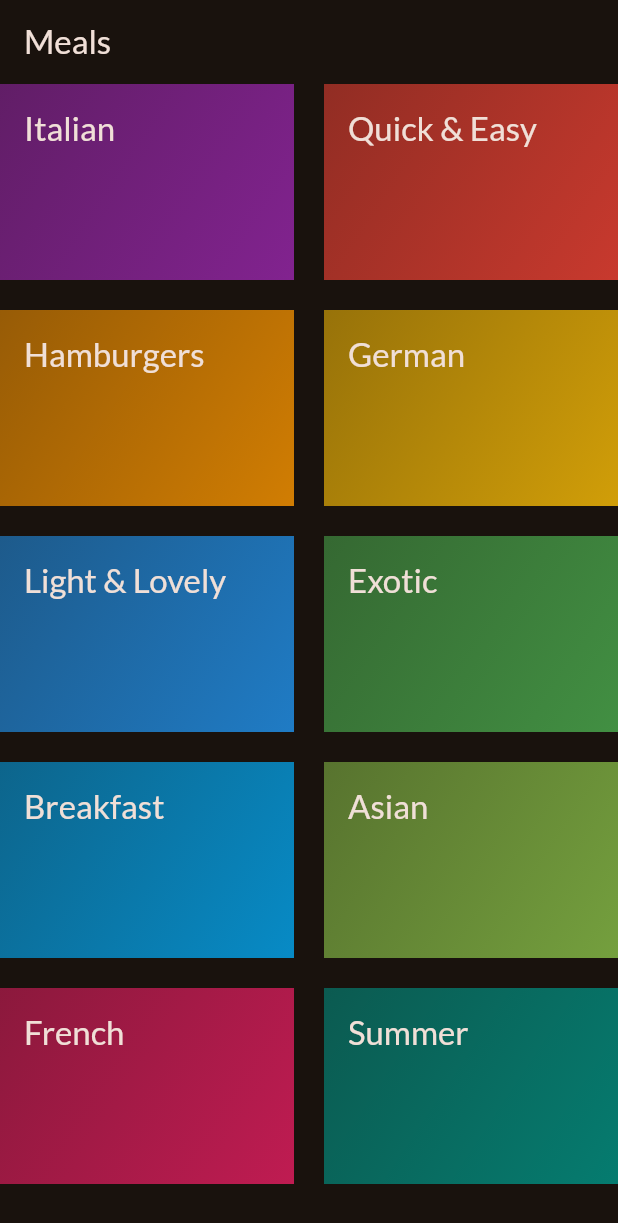
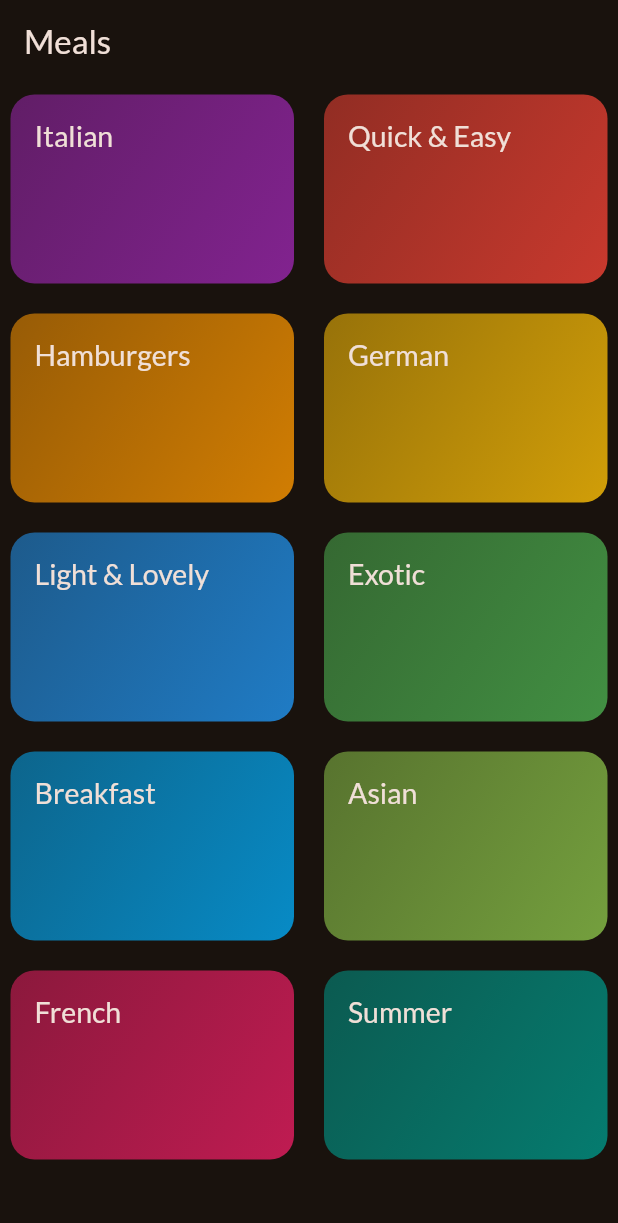
Before and after one commit to Nevelin-W/meals_app, a Flutter app: the screen it shows after launch, on a phone screen of 412 x 824 dp. Shown: the top 1223 px of the screen. Run offline on Flutter 3.47's test engine with Material 3 defaults, Android fonts, the phone set to English and light mode, and no system bars; our stand-ins replace google_fonts.

Commit message:
category tap added

```diff
--- a/lib/screens/categories.dart
+++ b/lib/screens/categories.dart
@@ -12,6 +12,7 @@ class CategoriesScreen extends StatelessWidget {
         title: const Text('Meals'),
       ),
       body: GridView(
+        padding: const EdgeInsets.all(7),
         gridDelegate: const SliverGridDelegateWithFixedCrossAxisCount(
           crossAxisCount: 2,
           childAspectRatio: 3 / 2,
@@ -19,6 +20,7 @@ class CategoriesScreen extends StatelessWidget {
           mainAxisSpacing: 20,
         ),
         children: [
+          // availableCategories.map((category) => CategoryGridItem(category: category)).toList()  SAME THING AS BELOW
           for (final category in availableCategories)
             CategoryGridItem(category: category),
         ],
--- a/lib/widgets/category_grid_item.dart
+++ b/lib/widgets/category_grid_item.dart
@@ -8,9 +8,14 @@ class CategoryGridItem extends StatelessWidget {
 
   @override
   Widget build(BuildContext context) {
-    return Container(
+    return InkWell(
+      onTap: () {},
+      splashColor: Theme.of(context).primaryColorDark,
+      borderRadius: BorderRadius.circular(16),
+      child: Container(
         padding: const EdgeInsets.all(16),
         decoration: BoxDecoration(
+          borderRadius: BorderRadius.circular(16),
           gradient: LinearGradient(
             colors: [
               category.color.withOpacity(0.55),
@@ -24,6 +29,8 @@ class CategoryGridItem extends StatelessWidget {
           category.title,
           style: Theme.of(context).textTheme.titleLarge!.copyWith(
                 color: Theme.of(context).colorScheme.onSurface,
+                fontSize: 19,
+              ),
         ),
       ),
     );
```
Lines whose indentation alone changed are shown as unchanged.
